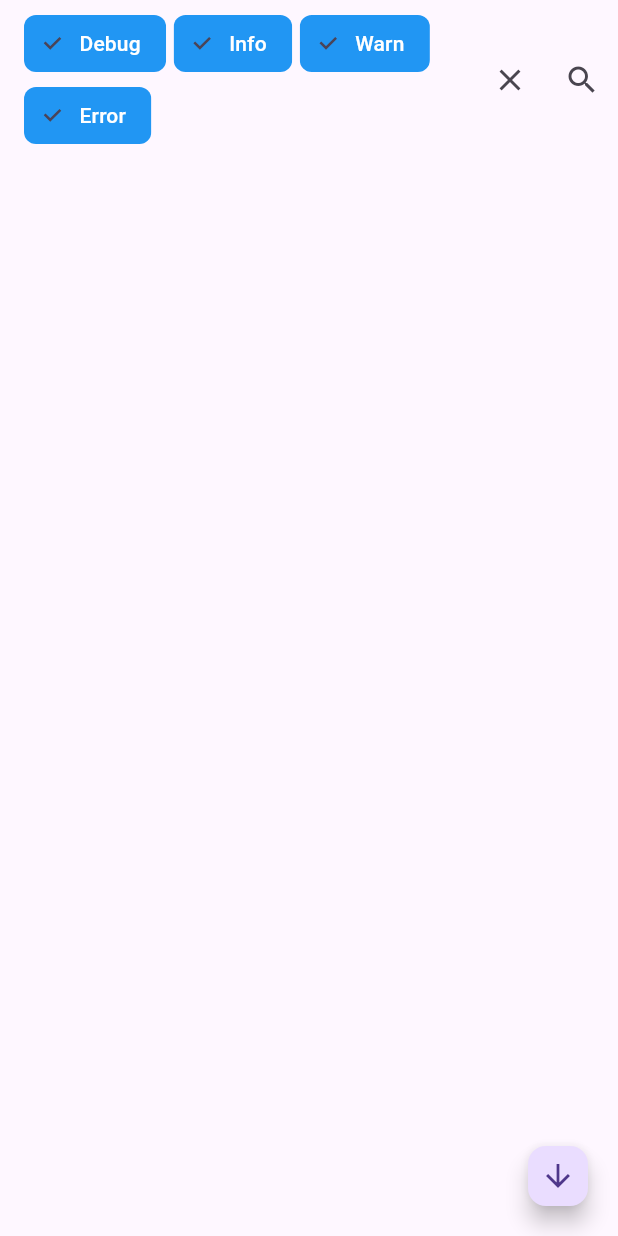
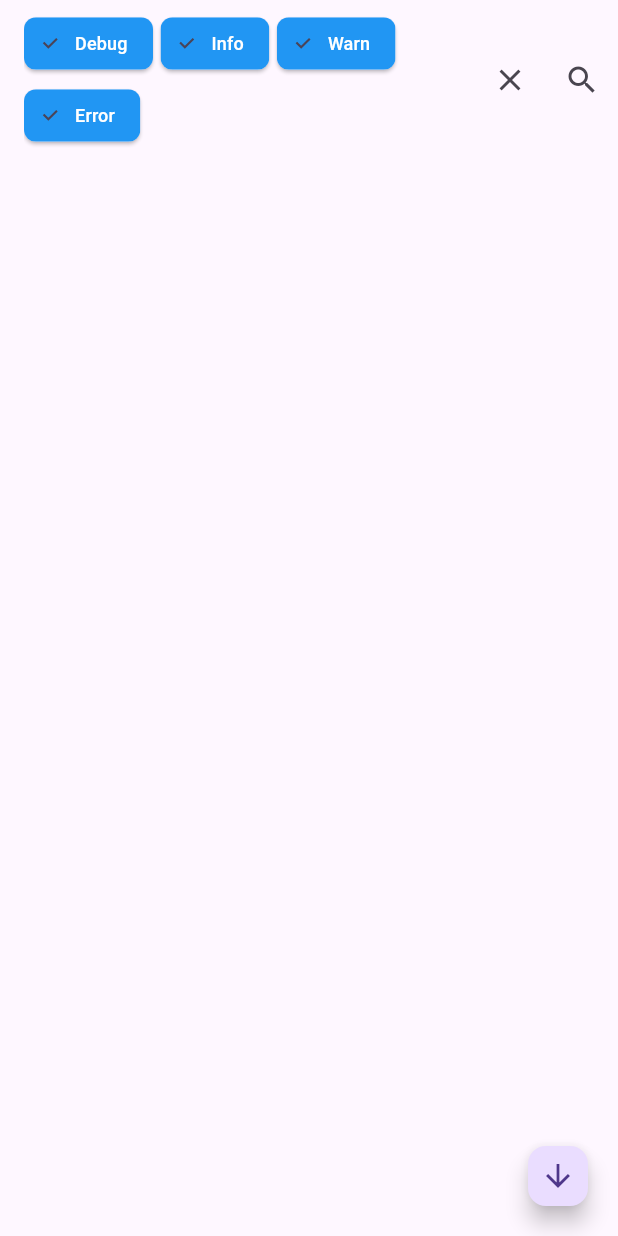
Before and after one commit to zenganiu/flutter_dmcb_logger, a Flutter app: the PrintView screen opened directly, on a phone screen of 412 x 824 dp. Run offline on Flutter 3.47's test engine with Material 3 defaults, Android fonts, the phone set to English and light mode, and no system bars.

Commit message:
代码整理

```diff
--- a/lib/print/print_view.dart
+++ b/lib/print/print_view.dart
@@ -91,13 +91,13 @@ class _PrintViewState extends State<PrintView> {
   }
 
   Widget _buildTools() {
-    final List<ChoiceChip> arr = PrintType.values
-        .map(
-          (e) => ChoiceChip(
+    final List<ChoiceChip> arr = [
+      for (final e in PrintType.values)
+        ChoiceChip.elevated(
           label: Text(
             e.tabFlag().replaceAll(RegExp(r"\[|\]"), ''),
             style: TextStyle(
-                fontSize: 14,
+              fontSize: 12,
               color: selectTypes.contains(e) ? Colors.white : Colors.black,
             ),
           ),
@@ -111,9 +111,8 @@ class _PrintViewState extends State<PrintView> {
             }
             setState(() {});
           },
-          ),
         )
-        .toList();
+    ];
 
     return Padding(
       padding: const EdgeInsets.fromLTRB(16, 5, 0, 5),
```
Also changed, not shown: lib/json_view/src/models/json_style_scheme.dart (+3 -10 lines). Lines whose indentation alone changed are shown as unchanged.
